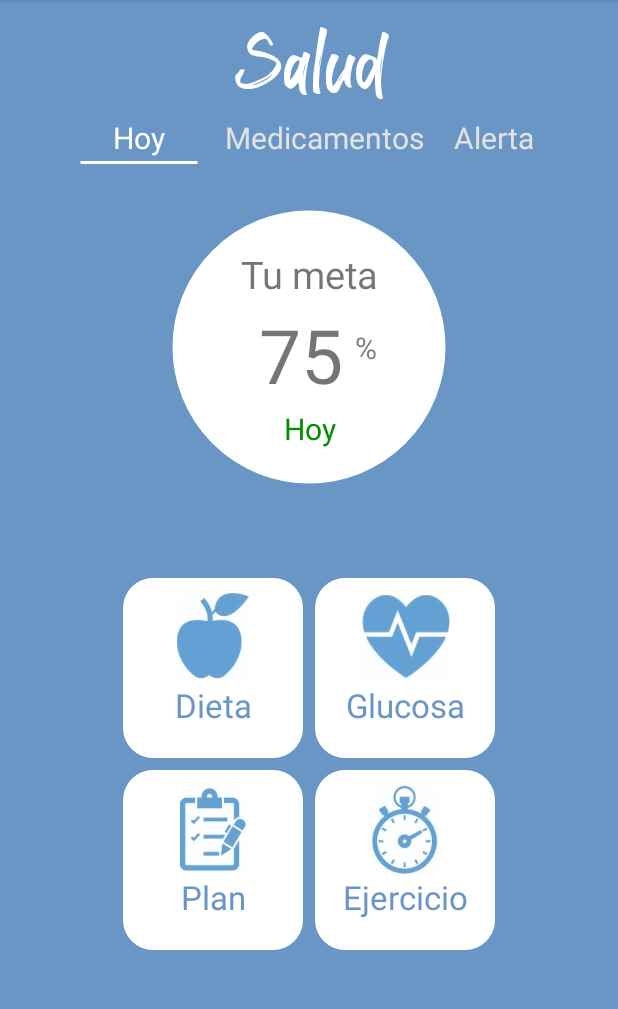
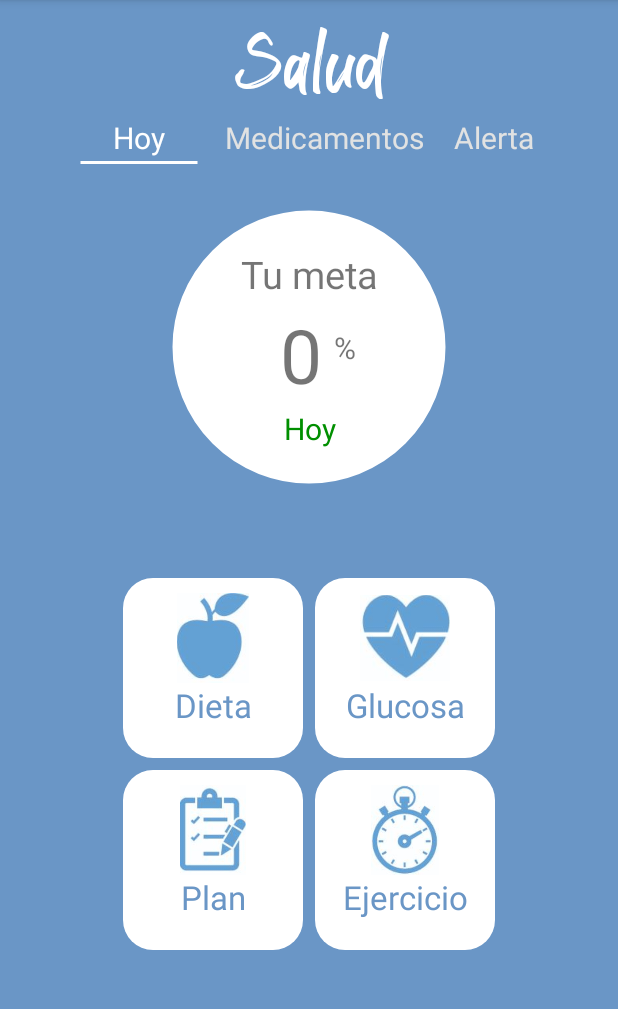
Before and after one commit to rojoescala/BeHealthyApp, an Android app: the Menu screen opened directly, with no data from a screen before it, on a phone screen of 412 x 824 dp, the part 84-1093 px from its top. Run offline under Robolectric (Android 15) with nearby library versions, the phone set to English and light mode, and no system bars.

Commit message:
Porciento en ejercicio

```diff
--- a/app/src/main/java/escalante/roberto/behealthy/menu.kt
+++ b/app/src/main/java/escalante/roberto/behealthy/menu.kt
@@ -149,7 +149,7 @@ class Menu : AppCompatActivity() {
         var pH: Float = (hidratacion * 100 / total).toFloat()
         var pE: Float = (ejercicio * 100 / total).toFloat()
 
-        var porcentaje = pD+pH+pE
+        var porcentaje: Int = pD.toInt()+pH.toInt()+pE.toInt()
 
         Porciento.setText(""+porcentaje)
 
--- a/app/src/main/res/layout/activity_menu.xml
+++ b/app/src/main/res/layout/activity_menu.xml
@@ -130,7 +130,7 @@
                     android:layout_height="wrap_content"
                     android:layout_gravity="center"
                     android:paddingLeft="20dp"
-                    android:text="75"
+                    android:text="0"
                     android:textSize="50dp"
                     android:textStyle="normal"
                     tools:layout_editor_absoluteX="62dp"
```
